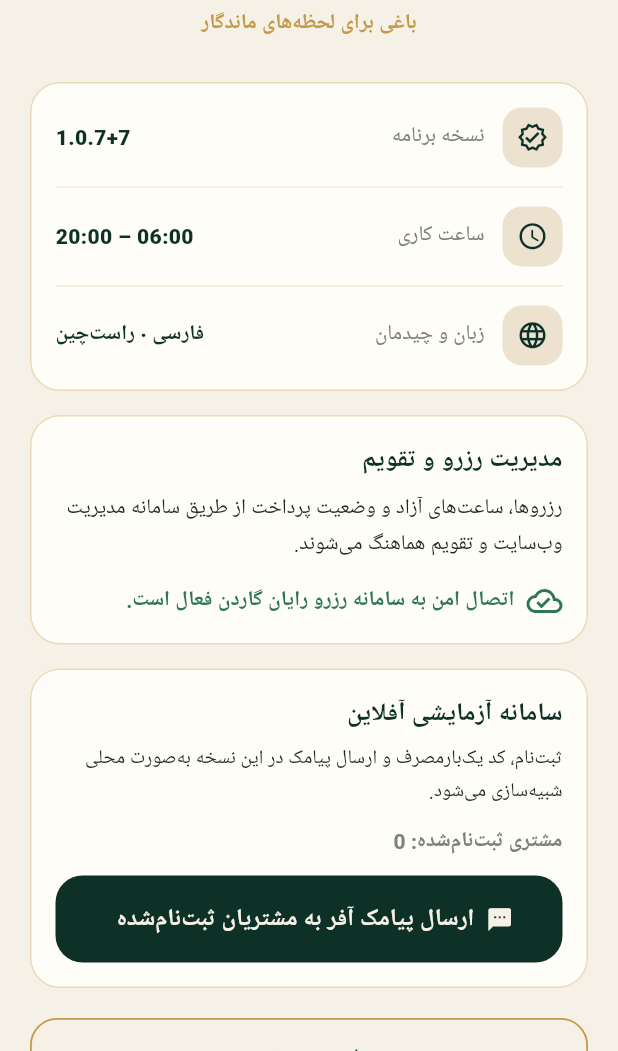
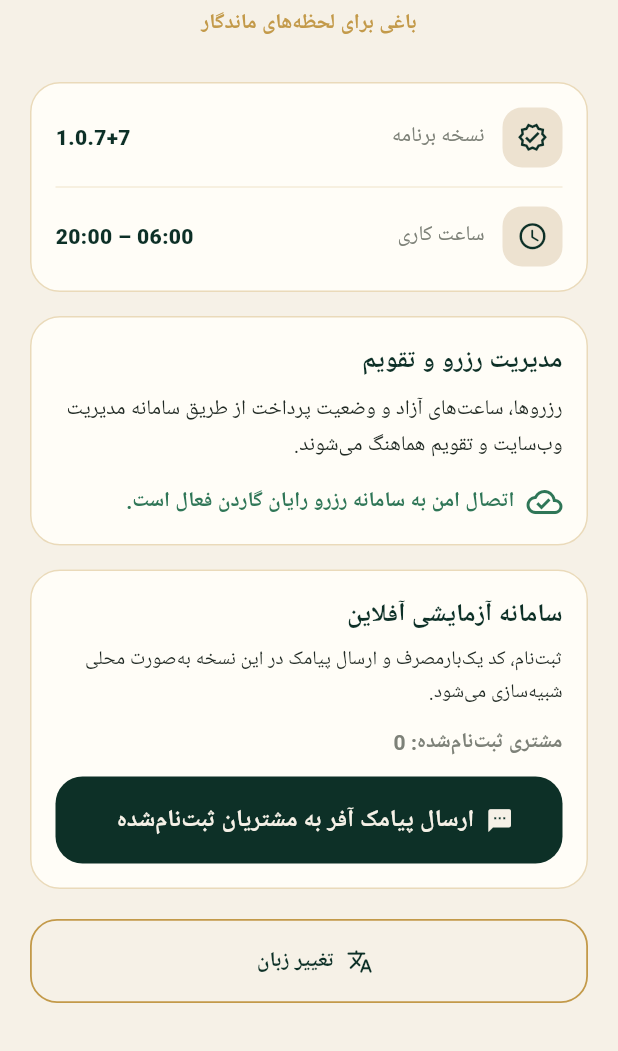
Before and after one commit to rayanmazloumir-cell/rayan-garden-app, a Flutter app: the AboutScreen screen opened directly, scrolled down 104 dp, on a phone screen of 412 x 824 dp, the part 185-1236 px from its top. Run offline on Flutter 3.47's test engine with Material 3 defaults, Android fonts, the phone set to English and light mode, and no system bars; accounts and stored records are empty; Roboto replaces fonts that are missing (sans).

Commit message:
Remove language layout row from settings

```diff
--- a/lib/screens/about/about_screen.dart
+++ b/lib/screens/about/about_screen.dart
@@ -35,8 +35,6 @@ class AboutScreen extends StatelessWidget {
               _InfoRow(icon: Icons.verified_outlined, label: state.tr('about_version'), value: AppConfig.versionLabel),
               const Divider(height: 26),
               _InfoRow(icon: Icons.schedule_rounded, label: state.tr('about_hours'), value: '${AppConfig.openingTime} – ${AppConfig.closingTime}'),
-              const Divider(height: 26),
-              _InfoRow(icon: Icons.language_rounded, label: state.tr('about_language'), value: state.isFa ? 'فارسی · راست‌چین' : 'English · LTR'),
             ]),
           ),
           const SizedBox(height: 16),
```
